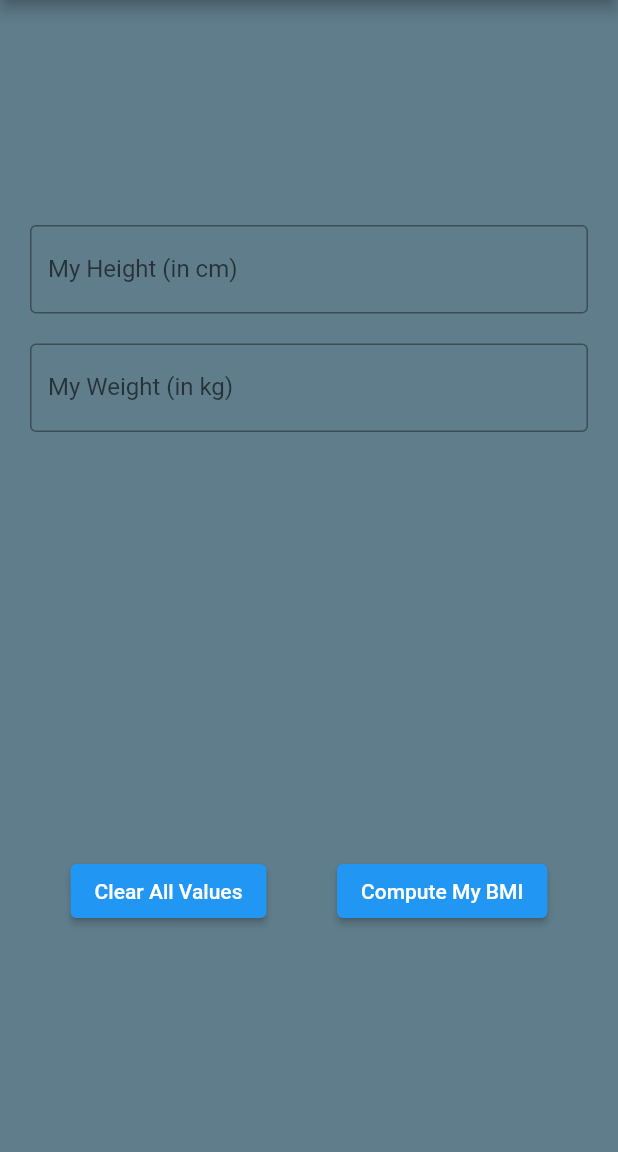
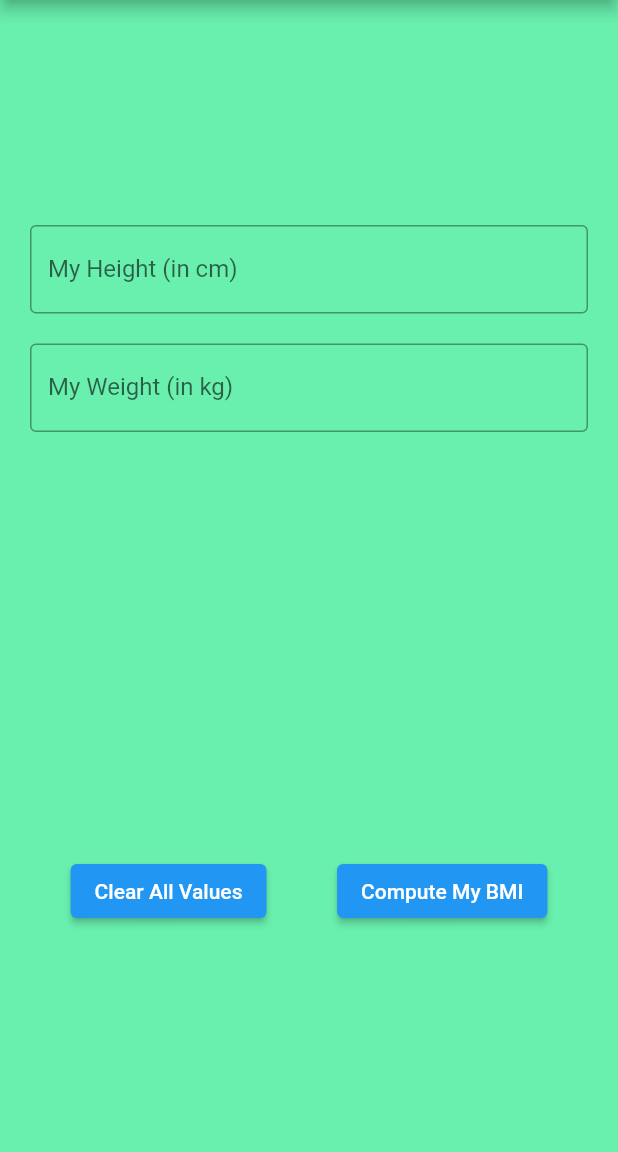
Before and after one commit to Igneele91/bmiV6-app, a Flutter app: the screen it shows after launch, after a tap on "Open BMI Calculator", on a phone screen of 412 x 824 dp, the part 84-1236 px from its top. Run offline on Flutter 3.47's test engine with Material 2 defaults, Android fonts, the phone set to English and light mode, and no system bars; our stand-ins replace sqflite; accounts and stored records are empty.

Commit message:
colors and user change comit 3

```diff
--- a/bmi_app_flutter-master/lib/calculator/bmi_calculator_page.dart
+++ b/bmi_app_flutter-master/lib/calculator/bmi_calculator_page.dart
@@ -27,7 +27,7 @@ class _BmiCalculatorPageState extends State<BmiCalculatorPage> {
   Widget build(BuildContext context) {
     // Build a Form widget using the _formKey created above.
     return Scaffold(
-        backgroundColor: Colors.blueGrey,
+        backgroundColor: Colors.greenAccent,
         appBar: AppBar(
           title: const Text('BMI Calculator'),
           backgroundColor: Colors.brown,
--- a/bmi_app_flutter-master/lib/calculator/home_page.dart
+++ b/bmi_app_flutter-master/lib/calculator/home_page.dart
@@ -38,7 +38,7 @@ class HomePage extends StatelessWidget {
                 child: ElevatedButton(
                   child: const Text(
                     'Open BMI Calculator',
-                    style: TextStyle(color: Colors.yellow),
+                    style: TextStyle(color: Colors.white),
                   ),
                   onPressed: () {
                     Navigator.push(
--- a/bmi_app_flutter-master/lib/layout/custom_drawer.dart
+++ b/bmi_app_flutter-master/lib/layout/custom_drawer.dart
@@ -2,7 +2,7 @@ import 'package:bmi_app_flutter/calculator/bmi_calculator_page.dart';
 import 'package:bmi_app_flutter/history/bmi_history_page.dart';
 import 'package:bmi_app_flutter/rating/bmi_rating_page.dart';
 import 'package:flutter/material.dart';
-
+import 'package:bmi_app_flutter/users/users.dart';
 import '../calculator/home_page.dart';
 
 class CustomDrawer extends StatelessWidget {
@@ -77,7 +77,7 @@ class CustomDrawer extends StatelessWidget {
             onTap: () => {
               Navigator.push(
                 context,
-                MaterialPageRoute(builder: (context) => const Placeholder()),
+                MaterialPageRoute(builder: (context) => const UserPage()),
               )
             },
           ),
```
Also changed, not shown: bmi_app_flutter-master/lib/users/users.dart (+12 -16 lines).
